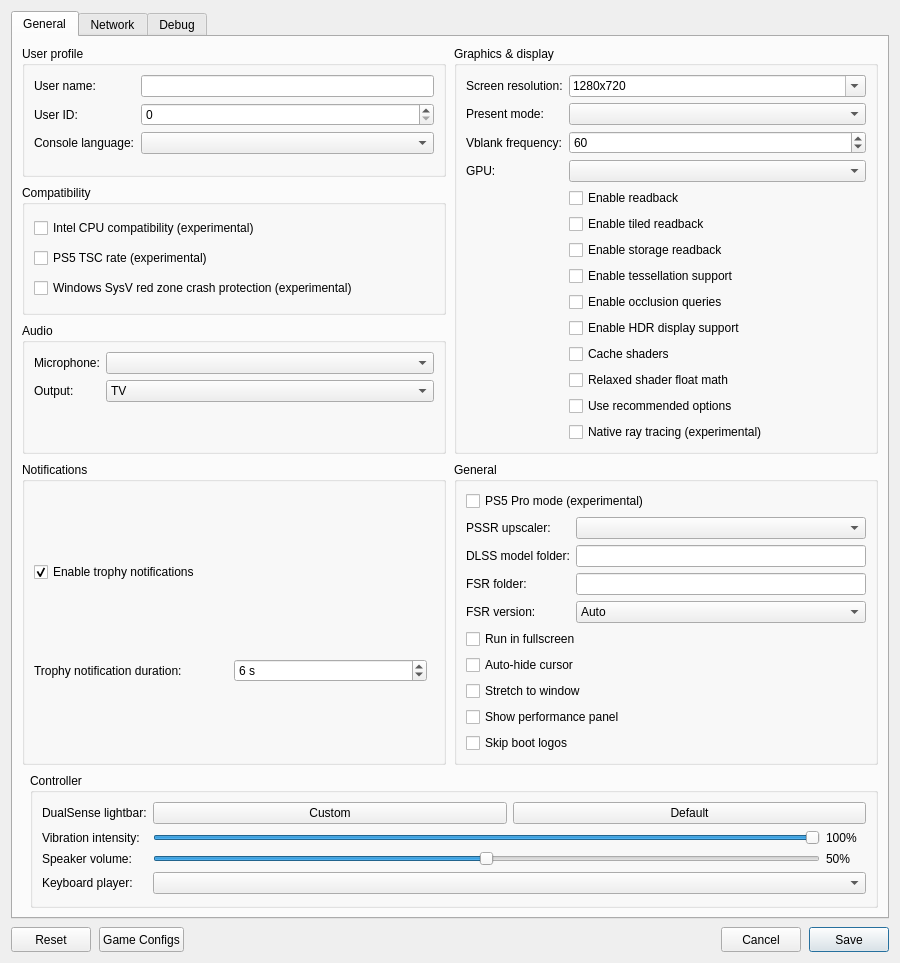
Above: src/launcher/forms/configuration_edit_dialog.ui from carbonimax/Kytsu before the change. Below: the same form after it.
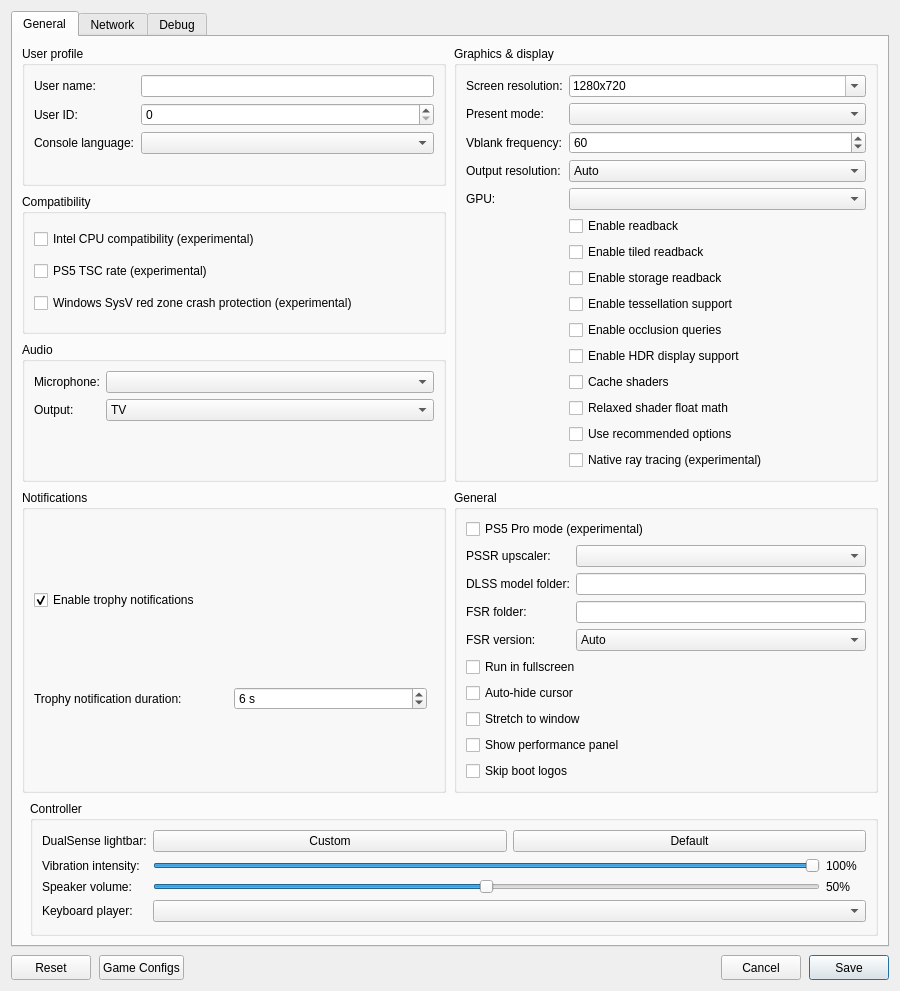
That is the form after the change. Custom widgets are drawn as their Qt base class.

Commit message:
videoOut: let the user choose the output resolution games see
Add --output-resolution Auto|UHD|FHD and a launcher combo. Auto keeps
today's behaviour (4K unless the game enables resolution detection and
the window is smaller than 4K); UHD always reports 4K; FHD always
reports 1080p, as a PS5 on a 1080p TV, so games that adapt can render
fewer pixels.

Diff of the .ui file:
```diff
--- a/src/launcher/forms/configuration_edit_dialog.ui
+++ b/src/launcher/forms/configuration_edit_dialog.ui
@@ -165,6 +165,19 @@
               <property name="value"><number>60</number></property>
              </widget>
             </item>
+            <item row="3" column="0">
+             <widget class="QLabel" name="label_output_resolution">
+              <property name="text"><string>Output resolution:</string></property>
+             </widget>
+            </item>
+            <item row="3" column="1">
+             <widget class="QComboBox" name="comboBox_output_resolution">
+              <property name="toolTip"><string>Video output resolution games see. Auto reports 4K unless the game detects it; 1080p lets some games render fewer pixels for more speed and a softer image.</string></property>
+              <item><property name="text"><string>Auto</string></property></item>
+              <item><property name="text"><string notr="true">4K</string></property></item>
+              <item><property name="text"><string notr="true">1080p</string></property></item>
+             </widget>
+            </item>
             <item row="4" column="0">
              <widget class="QLabel" name="label_gpu">
               <property name="text"><string>GPU:</string></property>
```
The commit also changes 9 other files.
